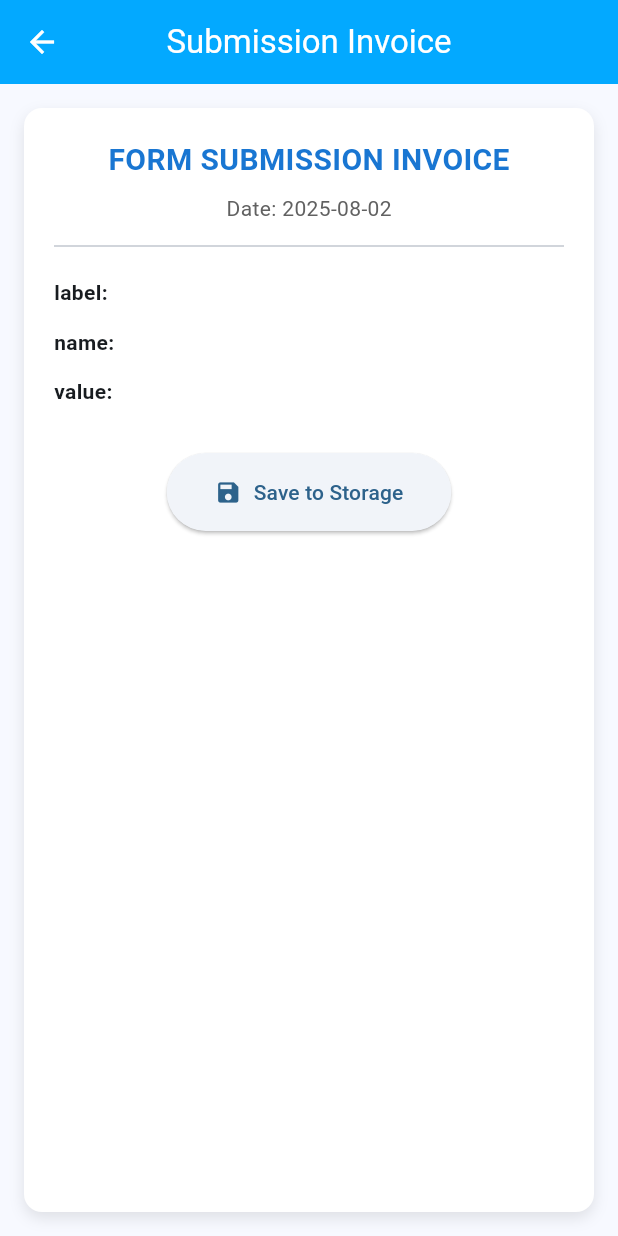
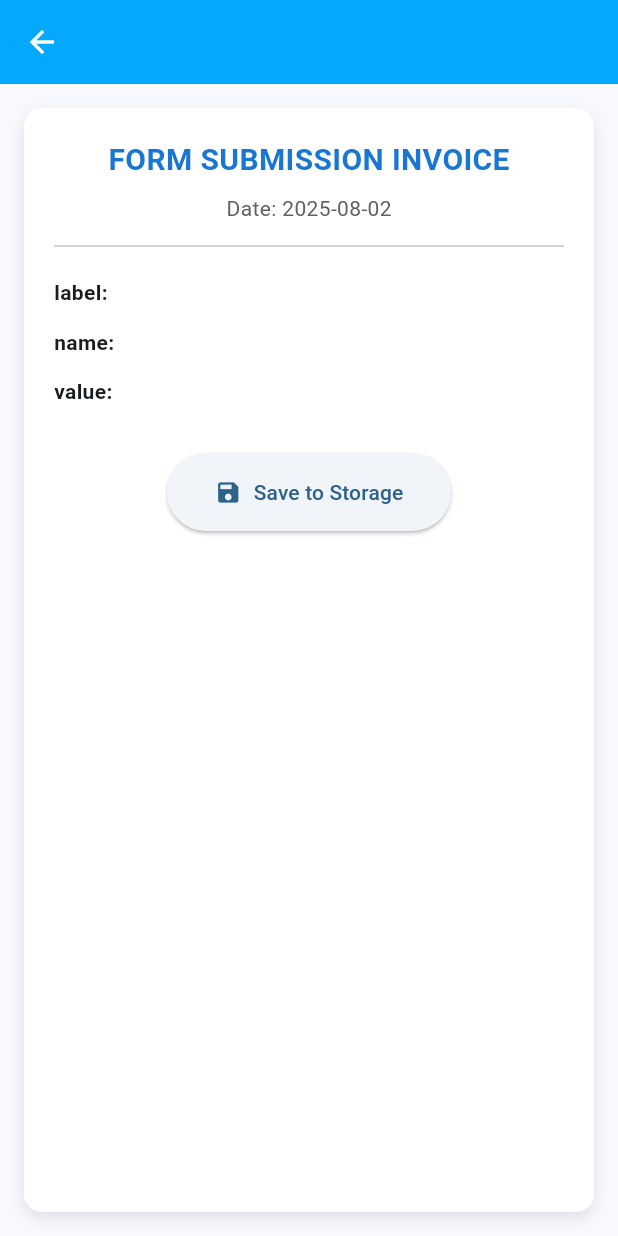
Before and after one commit to F-Reza/Dynamic_Form, a Flutter app: the SubmissionViewPage screen opened directly with empty values, on a phone screen of 412 x 824 dp. Run offline on Flutter 3.47's test engine with Material 3 defaults, Android fonts, the phone set to English and light mode, and no system bars; our stand-ins replace image_picker.

Commit message:
invoice to phone’s storage in text formate

```diff
--- a/lib/main.dart
+++ b/lib/main.dart
@@ -31,7 +31,7 @@ class MyApp extends StatelessWidget {
             foregroundColor: Colors.white,
             backgroundColor: const Color(0xFF03a9ff),
             iconTheme: const IconThemeData(color: Colors.white),
-            elevation: 0, // Removes shadow if any
+            elevation: 0,
           ),
           colorScheme: ColorScheme.fromSeed(seedColor: const Color(0xFF03a9ff),),
           useMaterial3: true,
--- a/lib/screens/form_page1.dart
+++ b/lib/screens/form_page1.dart
@@ -56,7 +56,7 @@ class _FormPage1State extends State<FormPage1> {
   final List<Map<String, dynamic>> _recommendationOptions = [
     {"label": "Yes", "value": "yes"},
     {"label": "No", "value": "no"},
-    {"label": "NA", "value": "na"},
+    {"label": "N/A", "value": "na"},
   ];
 
   @override
@@ -125,7 +125,7 @@ class _FormPage1State extends State<FormPage1> {
       Navigator.push(
         context,
         MaterialPageRoute(
-          builder: (context) => SubmissionViewPage(formData: formData),
+          builder: (context) => SubmissionViewPage(formData: formData, formName: 'Customer Feedback'),
         ),
       );
 
--- a/lib/screens/submission_view_page.dart
+++ b/lib/screens/submission_view_page.dart
@@ -1,12 +1,14 @@
 import 'dart:io';
 import 'package:flutter/material.dart';
+import 'package:intl/intl.dart';
 import 'package:path_provider/path_provider.dart';
 
 class SubmissionViewPage extends StatelessWidget {
   static const routeName = '/submission_view';
   final Map<String, dynamic> formData;
+  final String formName;
 
-  const SubmissionViewPage({super.key, required this.formData});
+  const SubmissionViewPage({super.key, required this.formData, required this.formName});
 
   Future<void> _saveToFile(BuildContext context) async {
     try {
@@ -31,7 +33,6 @@ class SubmissionViewPage extends StatelessWidget {
       ScaffoldMessenger.of(context).showSnackBar(
         SnackBar(content: Text("Saved to: ${file.path}")),
       );
-      print("Saved to: ${file.path}");
     } catch (e) {
       ScaffoldMessenger.of(context).showSnackBar(
         SnackBar(content: Text("Error saving file: $e")),
@@ -41,9 +42,12 @@ class SubmissionViewPage extends StatelessWidget {
 
   @override
   Widget build(BuildContext context) {
+    final now = DateTime.now();
+    final formattedDate = DateFormat('yyyy-MM-dd').format(now);
+    final formattedTime = DateFormat('hh:mm a').format(now);
     return Scaffold(
       appBar: AppBar(
-        title: const Text("Submission Invoice"),
+        title: Text(formName),
         centerTitle: true,
       ),
       body: Padding(
@@ -83,6 +87,12 @@ class SubmissionViewPage extends StatelessWidget {
                       style: TextStyle(color: Colors.grey.shade700),
                     ),
                   ),
+                  /*Center(
+                    child: Text(
+                      "Date: $formattedDate  Time: $formattedTime",
+                      style: TextStyle(color: Colors.grey.shade700),
+                    ),
+                  ),*/
                   const Divider(height: 30, thickness: 1),
                   ..._buildFormattedFields(formData),
                   const SizedBox(height: 24),
@@ -106,7 +116,9 @@ class SubmissionViewPage extends StatelessWidget {
   }
 
   List<Widget> _buildFormattedFields(Map<String, dynamic> data) {
-    final Map<String, String> ageGroupMap = {
+    final id = data['id'];
+
+    final ageGroupMap = {
       "1": "Under 18",
       "2": "18-30",
       "3": "31-45",
@@ -121,53 +133,96 @@ class SubmissionViewPage extends StatelessWidget {
       4: "Pricing"
     };
 
-    final fieldLabels1 = {
+    final propertyTypeMap = {
+      "1": "Apartment",
+      "2": "House",
+      "3": "Commercial",
+      "4": "Land",
+    };
+
+    final defectOptionsMap = {
+      1: "Cracks in Walls",
+      2: "Leaking Roof",
+      3: "Faulty Wiring",
+      4: "Plumbing Issues",
+    };
+
+    final genderMap = {
+      "1": "Male",
+      "2": "Female",
+      "3": "Other",
+    };
+
+    final conditionOptionsMap = {
+      1: "Diabetes",
+      2: "Hypertension",
+      3: "Asthma",
+      4: "Heart Disease",
+    };
+
+    final labels = {
+      '1': {
         'fullName': 'Full Name',
         'email': 'Email',
         'ageGroup': 'Age Group',
         'likes': 'Likes',
         'recommendation': 'Recommendation',
         'comments': 'Comments',
-      'images': 'Images',
-    };
-
-    final fieldLabels2 = {
+      },
+      '2': {
         'propertyAddress': 'Property Address',
         'propertyType': 'Property Type',
         'area': 'Area',
         'furnishedProperty': 'Is the property furnished?',
         'defects': 'Defects Found',
         'notes': 'Additional Notes',
-      'images': 'Images',
-    };
-    final fieldLabels3 = {
+      },
+      '3': {
         'patientName': 'Patient Name',
         'gender': 'Gender',
         'age': 'Age',
         'conditions': 'Existing Conditions',
         'allergies': 'Any allergies?',
         'specify': 'If yes, specify',
-      'images': 'Images',
+      }
     };
 
     List<Widget> widgets = [];
 
+
     data.forEach((key, value) {
-      String label = fieldLabels1[key] ?? key;
+      if (key == 'id') return;
+      String label = labels[id]?[key] ?? key;
 
       if (key == 'likes' && value is List) {
         final likedItems = value.map((v) => likeOptionsMap[v] ?? v.toString()).join(', ');
         widgets.add(_invoiceRow(label, likedItems));
+      } else if (key == 'defects' && value is List) {
+        final defectList = value.map((v) => defectOptionsMap[v] ?? v.toString()).join(', ');
+        widgets.add(_invoiceRow(label, defectList));
+      } else if (key == 'conditions' && value is List) {
+        final conditionsList = value.map((v) => conditionOptionsMap[v] ?? v.toString()).join(', ');
+        widgets.add(_invoiceRow(label, conditionsList));
+      } else if (key == 'propertyType') {
+        final propertyTypeText = propertyTypeMap[value.toString()] ?? value.toString();
+        widgets.add(_invoiceRow(label, propertyTypeText));
       } else if (key == 'ageGroup') {
         final ageText = ageGroupMap[value.toString()] ?? value.toString();
         widgets.add(_invoiceRow(label, ageText));
-      } else if (key == 'images') {
+      } else if (key == 'gender') {
+        final genderText = genderMap[value.toString()] ?? value.toString();
+        widgets.add(_invoiceRow(label, genderText));
+      } else if (key == 'recommendation' || key == 'furnishedProperty' || key == 'allergies') {
+        final ynText = _formatYesNoNA(value.toString());
+        widgets.add(_invoiceRow(label, ynText));
+      }
+      else if (key == 'images') {
         List images = value as List;
         widgets.add(
           Column(
             crossAxisAlignment: CrossAxisAlignment.start,
             children: [
-              Text('Uploaded Images:', style: const TextStyle(fontWeight: FontWeight.bold)),
+              const Text('Uploaded Images:', style: TextStyle(fontWeight: FontWeight.bold)),
               const SizedBox(height: 8),
               Wrap(
                 spacing: 8,
@@ -196,6 +251,20 @@ class SubmissionViewPage extends StatelessWidget {
     return widgets;
   }
 
+  String _formatYesNoNA(String input) {
+    switch (input.toLowerCase()) {
+      case 'yes':
+        return 'Yes';
+      case 'no':
+        return 'No';
+      case 'na':
+        return 'N/A';
+      default:
+        return input;
+    }
+  }
+
+
   Widget _invoiceRow(String label, String value) {
     return Container(
       margin: const EdgeInsets.symmetric(vertical: 6),
@@ -203,7 +272,7 @@ class SubmissionViewPage extends StatelessWidget {
         crossAxisAlignment: CrossAxisAlignment.start,
         children: [
           SizedBox(
-            width: 130,
+            width: 140,
             child: Text(
               '$label:',
               style: const TextStyle(fontWeight: FontWeight.bold),
```
Also changed, not shown: lib/screens/form_page2.dart (+4 -4 lines), lib/screens/form_page3.dart (+4 -4 lines). Lines whose indentation alone changed are shown as unchanged.
